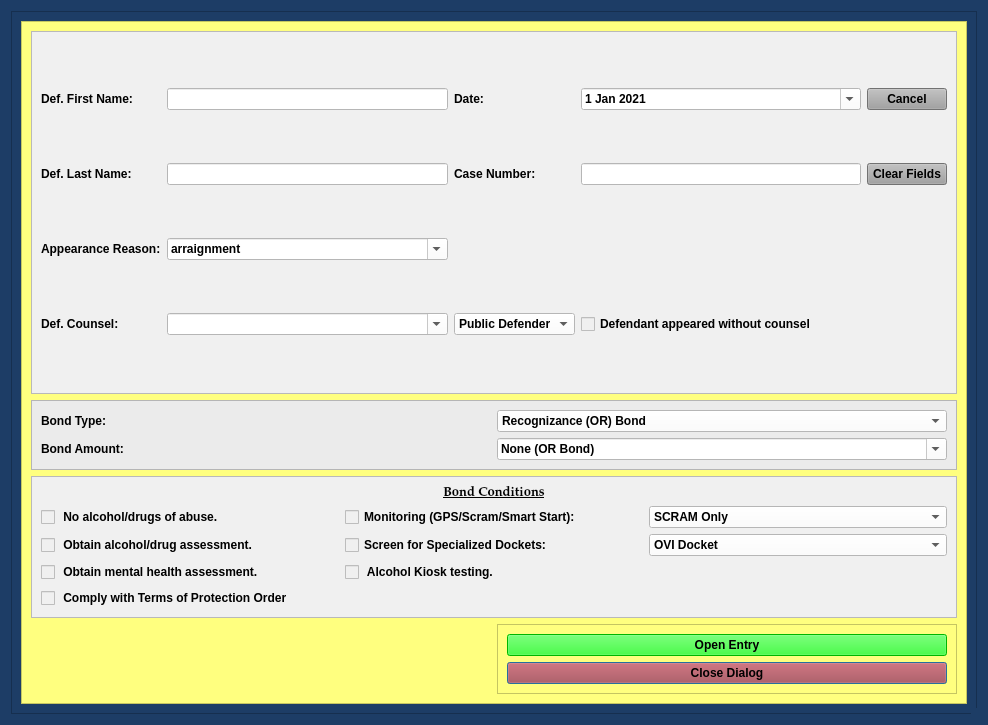
First picture: the form in package/views/ui/ProbationViolationBondDialog.ui, repository HunterProgram22/MuniEntry, before the edit.
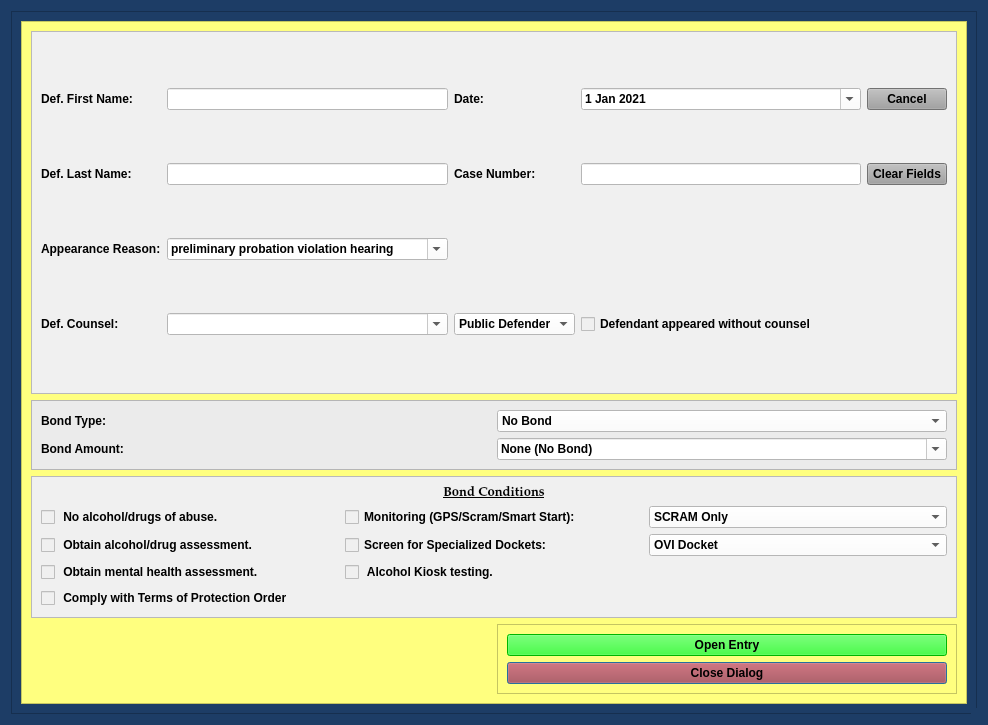
Second picture: the form after the edit.

What changed in the file:
```diff
--- a/package/views/ui/ProbationViolationBondDialog.ui
+++ b/package/views/ui/ProbationViolationBondDialog.ui
@@ -374,6 +374,11 @@
                <property name="editable">
                 <bool>true</bool>
                </property>
+               <item>
+                <property name="text">
+                 <string>preliminary probation violation hearing</string>
+                </property>
+               </item>
                <item>
                 <property name="text">
                  <string>arraignment</string>
@@ -630,6 +635,11 @@
                <property name="editable">
                 <bool>true</bool>
                </property>
+               <item>
+                <property name="text">
+                 <string>None (No Bond)</string>
+                </property>
+               </item>
                <item>
                 <property name="text">
                  <string>None (OR Bond)</string>
@@ -682,6 +692,11 @@
                <property name="styleSheet">
                 <string notr="true">background-color: rgb(255, 255, 255);</string>
                </property>
+               <item>
+                <property name="text">
+                 <string>No Bond</string>
+                </property>
+               </item>
                <item>
                 <property name="text">
                  <string>Recognizance (OR) Bond</string>
```
Left out of the diff: 2 changed lines with no effect on the pictures.
